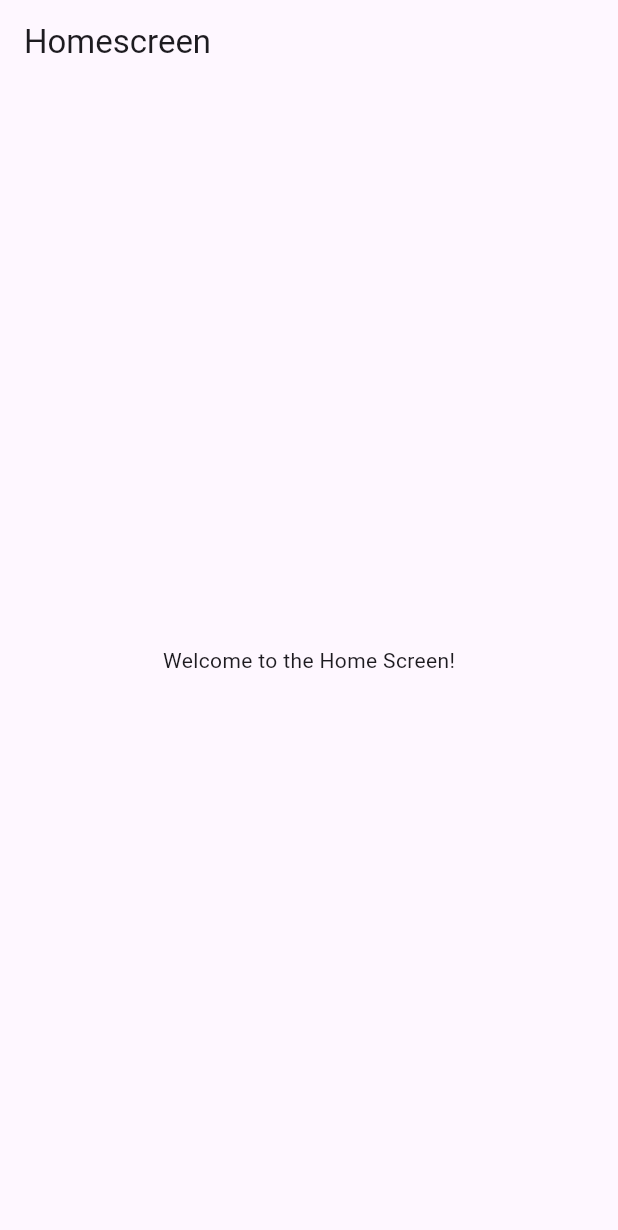
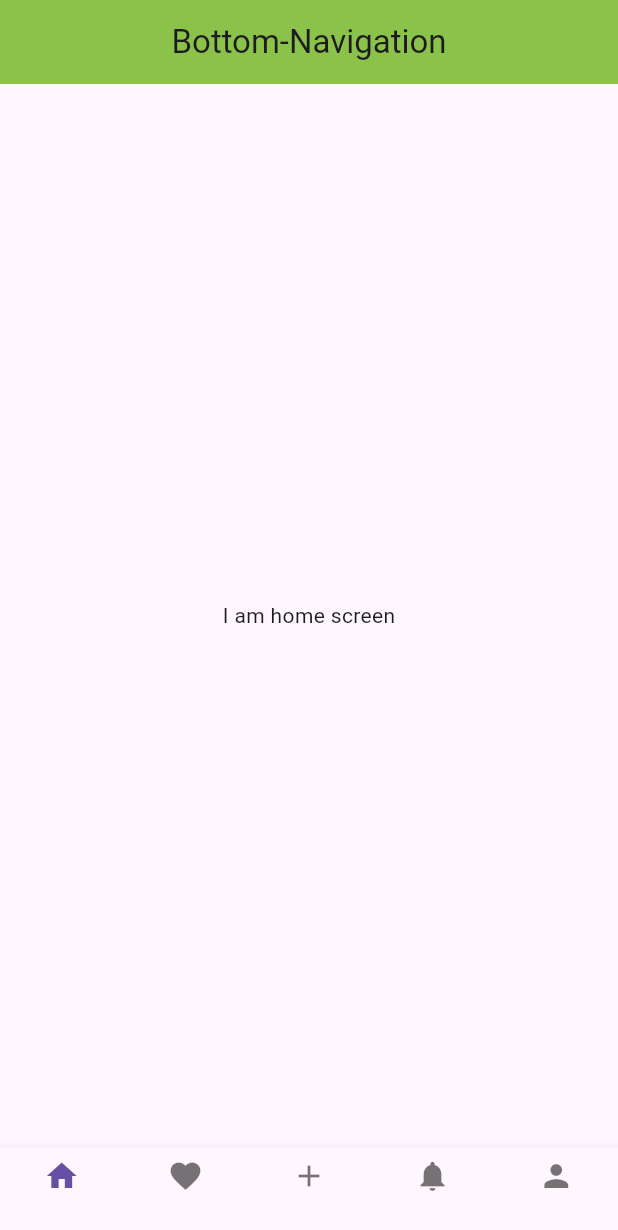
Before and after one commit to Pravesh-Shrestha/Peerpicks-App, a Flutter app: the HomeScreen screen opened directly, on a phone screen of 412 x 824 dp. Shown: the top 1230 px of the screen. Run offline on Flutter 3.47's test engine with Material 3 defaults, Android fonts, the phone set to English and light mode, and no system bars; our stand-ins replace font_awesome_flutter.

Commit message:
Theme Implementation Done

```diff
--- a/lib/app.dart
+++ b/lib/app.dart
@@ -1,6 +1,6 @@
 import 'package:flutter/material.dart';
 import 'package:peerpicks/screens/onboarding/splash_screen.dart';
-import 'package:peerpicks/theme/appbar_theme.dart';
+import 'package:peerpicks/theme/theme_data.dart';
 
 class MyApp extends StatelessWidget {
   const MyApp({super.key});
--- a/lib/screens/home/home_screen.dart
+++ b/lib/screens/home/home_screen.dart
@@ -1,13 +1,61 @@
 import 'package:flutter/material.dart';
+import 'package:peerpicks/screens/home/home_screen/add_review_screen.dart';
+import 'package:peerpicks/screens/home/home_screen/dashboard_screen.dart';
+import 'package:peerpicks/screens/home/home_screen/favorites_screen.dart';
+import 'package:peerpicks/screens/home/home_screen/notification_screen.dart';
+import 'package:peerpicks/screens/home/home_screen/profile_screen.dart';
 
-class HomeScreen extends StatelessWidget {
+class HomeScreen extends StatefulWidget {
   const HomeScreen({super.key});
 
   @override
+  State<HomeScreen> createState() => _HomeScreenState();
+}
+
+class _HomeScreenState extends State<HomeScreen> {
+  int _selectedIndex = 0;
+
+  List<Widget> lstBottomScreen = [
+    const DashboardScreen(),
+    const FavoritesScreen(),
+    const AddReviewScreen(),
+    const NotificationScreen(),
+    const ProfileScreen(),
+  ];
+  @override
   Widget build(BuildContext context) {
     return Scaffold(
-      appBar: AppBar(title: Text("Homescreen")),
-      body: Center(child: Text("Welcome to the Home Screen!")),
+      appBar: AppBar(
+        title: Text("Bottom-Navigation"),
+        centerTitle: true,
+        backgroundColor: Colors.lightGreen,
+      ),
+      body: lstBottomScreen[_selectedIndex],
+      bottomNavigationBar: BottomNavigationBarTheme(
+        data: Theme.of(context).bottomNavigationBarTheme,
+        child: BottomNavigationBar(
+          type: BottomNavigationBarType.fixed,
+          items: const [
+            BottomNavigationBarItem(icon: Icon(Icons.home), label: ""),
+            BottomNavigationBarItem(
+              icon: Icon(Icons.favorite),
+              label: "",
+            ),
+            BottomNavigationBarItem(icon: Icon(Icons.add), label: ""),
+            BottomNavigationBarItem(
+              icon: Icon(Icons.notifications),
+              label: "",
+            ),
+            BottomNavigationBarItem(icon: Icon(Icons.person), label: ""),
+          ],
+          currentIndex: _selectedIndex,
+          onTap: (index) {
+            setState(() {
+              _selectedIndex = index;
+            });
+          },
+        ),
+      ),
     );
   }
 }
--- /dev/null
+++ b/lib/screens/home/home_screen/dashboard_screen.dart
@@ -0,0 +1,10 @@
+import 'package:flutter/material.dart';
+
+class DashboardScreen extends StatelessWidget {
+  const DashboardScreen({super.key});
+
+  @override
+  Widget build(BuildContext context) {
+    return SizedBox.expand(child: Center(child: Text("I am home screen")));
+  }
+}
--- a/lib/theme/appbar_theme.dart
+++ b/lib/theme/appbar_theme.dart
@@ -3,7 +3,7 @@ import 'package:flutter/material.dart';
 ThemeData getApplicationTheme() {
   return ThemeData(
     primarySwatch: Colors.blue,
-    fontFamily: 'OpenSans Regular',
+    fontFamily: 'Roboto-Regular',
     useMaterial3: true,
     appBarTheme: const AppBarTheme(
       centerTitle: true,
@@ -13,7 +13,7 @@ ThemeData getApplicationTheme() {
         fontSize: 20,
         color: Colors.white,
         fontWeight: FontWeight.w600,
-        fontFamily: 'OpenSans Bold',
+        fontFamily: 'Roboto-Bold',
       ),
     ),
   );
--- a/lib/theme/button_theme.dart
+++ b/lib/theme/button_theme.dart
@@ -8,7 +8,7 @@ ThemeData getApplicationTheme() {
         textStyle: const TextStyle(
           fontSize: 18,
           fontWeight: FontWeight.w500,
-          fontFamily: 'OpenSans Reg',
+          fontFamily: 'Roboto-Medium',
         ),
         backgroundColor: Colors.lightGreen,
         shape: RoundedRectangleBorder(borderRadius: BorderRadius.circular(5)),
```
Also changed, not shown: lib/screens/home/home_screen/add_review_screen.dart (+11 -0 lines), lib/screens/home/home_screen/favorites_screen.dart (+10 -0 lines), lib/screens/home/home_screen/notification_screen.dart (+12 -0 lines), lib/screens/home/home_screen/profile_screen.dart (+9 -0 lines), lib/theme/theme_data.dart (added, +47 -0 lines), lib/screens/home/home_screen/homescreen.dart (deleted).
